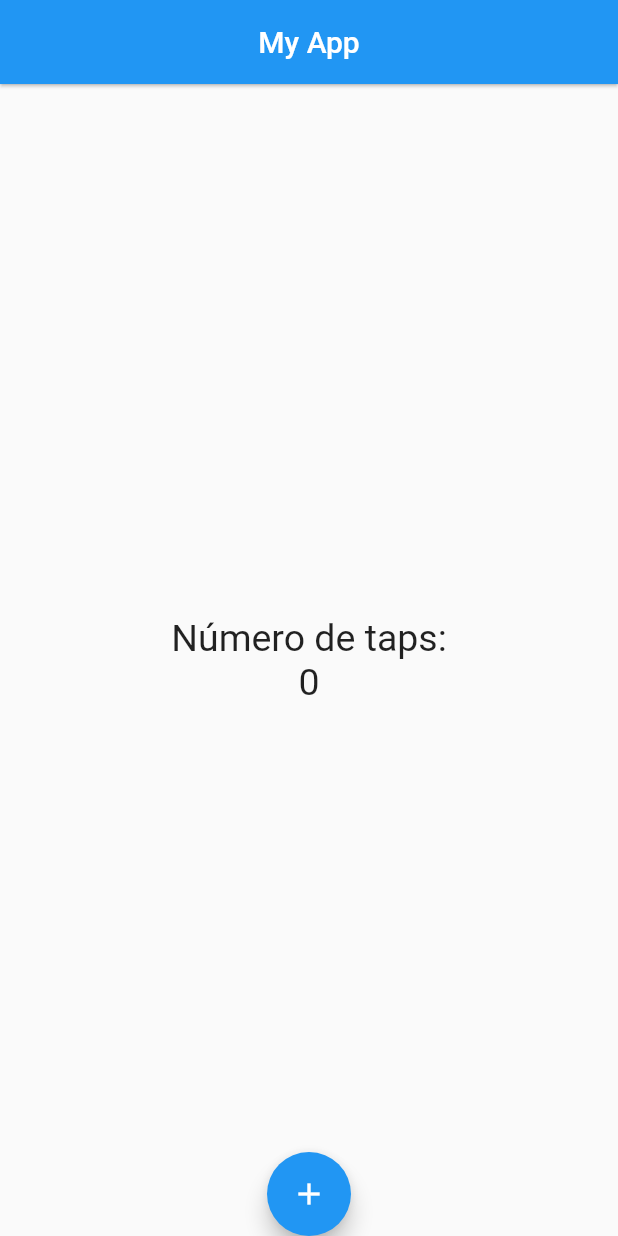
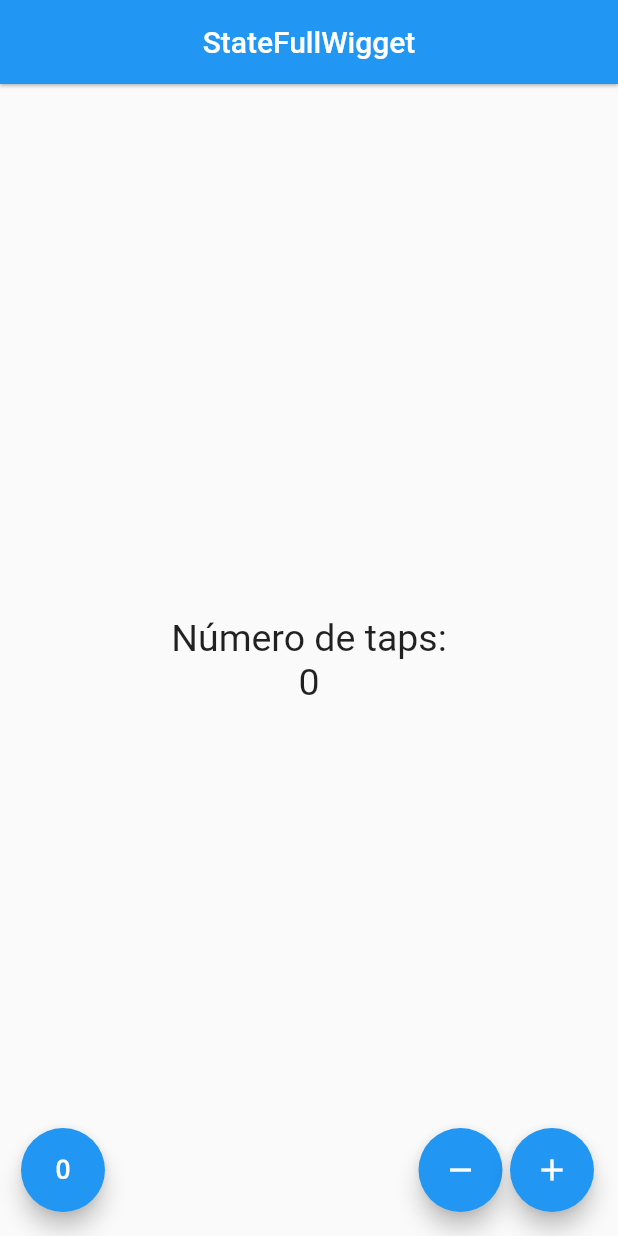
Before and after one commit to edwinnm/Flutter-tutorial, a Flutter app: the screen it shows after launch, on a phone screen of 412 x 824 dp. Run offline on Flutter 3.47's test engine with Material 2 defaults, Android fonts, the phone set to English and light mode, and no system bars.

Commit message:
Counter App finished

```diff
--- a/lib/src/app.dart
+++ b/lib/src/app.dart
@@ -1,11 +1,12 @@
 import 'package:flutter/material.dart';
-import 'package:wordpair_generator/src/pages/home_page.dart';
+import 'package:wordpair_generator/src/pages/contador_page.dart';
 
 class MyApp extends StatelessWidget {
   @override
   Widget build(BuildContext context) {
     return MaterialApp(
-      home: Center(child: HomePage()),
+      debugShowCheckedModeBanner: false,
+      home: Center(child: ContadorPage()),
     );
   }
 }
--- /dev/null
+++ b/lib/src/pages/contador_page.dart
@@ -0,0 +1,72 @@
+import 'package:flutter/material.dart';
+
+class ContadorPage extends StatefulWidget {
+  @override
+  createState() => _ContadorPageState();
+}
+
+class _ContadorPageState extends State<ContadorPage> {
+  final _estiloTexto = new TextStyle(fontSize: 25);
+  int _conteo = 0;
+  @override
+  Widget build(BuildContext context) {
+    return Scaffold(
+        appBar: AppBar(
+          title: Text("StateFullWigget"),
+          centerTitle: true,
+          elevation: 0.9,
+        ),
+        body: Center(
+          child: Column(mainAxisAlignment: MainAxisAlignment.center, children: [
+            Text(
+              "Número de taps:",
+              style: _estiloTexto,
+            ),
+            Text(
+              '$_conteo',
+              style: _estiloTexto,
+            )
+          ]),
+        ),
+        floatingActionButton: _crearBotones());
+  }
+
+  Widget _crearBotones() {
+    return Row(
+      children: [
+        SizedBox(
+          width: 30.0,
+        ),
+        FloatingActionButton(
+            child: Icon(Icons.exposure_zero), onPressed: _reset),
+        Expanded(
+          child: SizedBox(),
+        ),
+        FloatingActionButton(child: Icon(Icons.remove), onPressed: _sub),
+        SizedBox(
+          width: 5.0,
+        ),
+        FloatingActionButton(child: Icon(Icons.add), onPressed: _add),
+      ],
+      mainAxisAlignment: MainAxisAlignment.end,
+    );
+  }
+
+  void _reset() {
+    setState(() {
+      _conteo = 0;
+    });
+  }
+
+  void _sub() {
+    setState(() {
+      _conteo--;
+    });
+  }
+
+  void _add() {
+    setState(() {
+      _conteo++;
+    });
+  }
+}
--- a/lib/src/pages/home_page.dart
+++ b/lib/src/pages/home_page.dart
@@ -3,7 +3,7 @@ import 'package:flutter/material.dart';
 
 class HomePage extends StatelessWidget {
   final TextStyle estiloTexto = new TextStyle(fontSize: 25);
-
+  final conteo = 0;
   @override
   Widget build(BuildContext context) {
     return Scaffold(
@@ -19,16 +19,17 @@ class HomePage extends StatelessWidget {
             style: estiloTexto,
           ),
           Text(
-            "0",
+            '$conteo',
             style: estiloTexto,
           )
         ]),
       ),
       floatingActionButton: FloatingActionButton(
-        onPressed: null,
+        onPressed: () {
+          // conteo = conteo + 1;
+        },
         child: Icon(Icons.add),
       ),
-      floatingActionButtonLocation: FloatingActionButtonLocation.centerDocked,
     );
   }
 }
```
Also changed, not shown: 1 other file.
